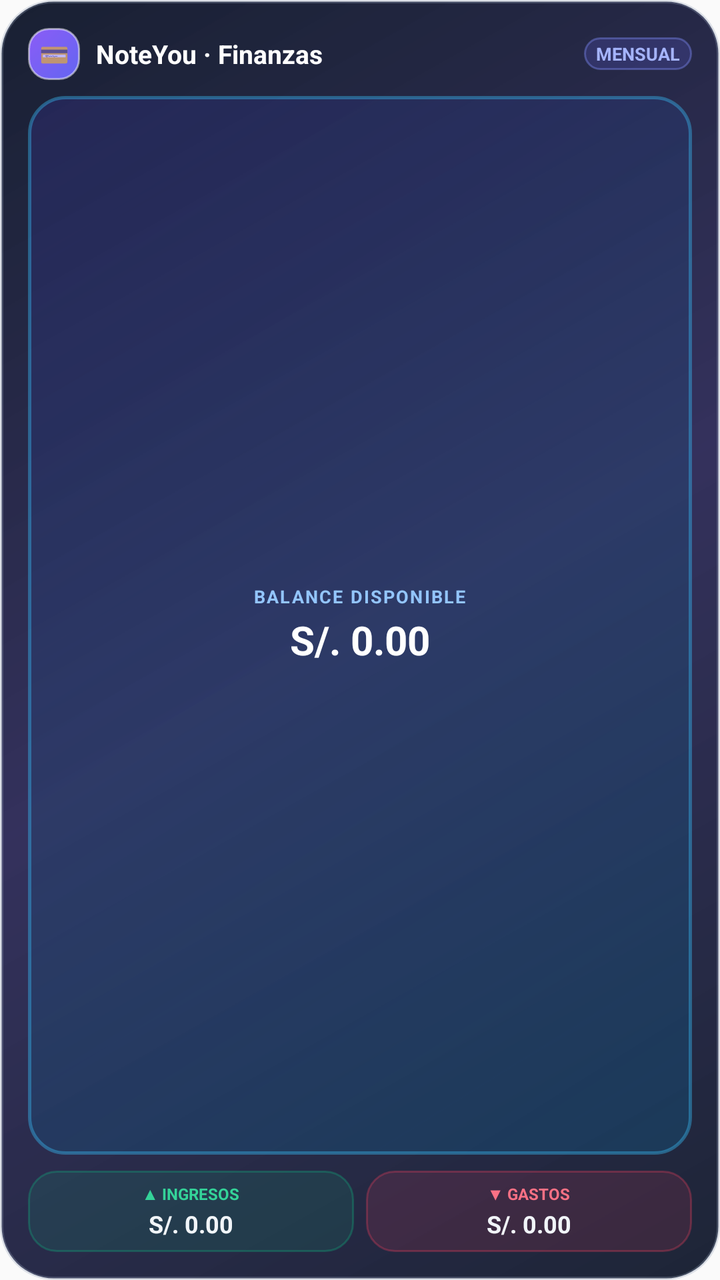
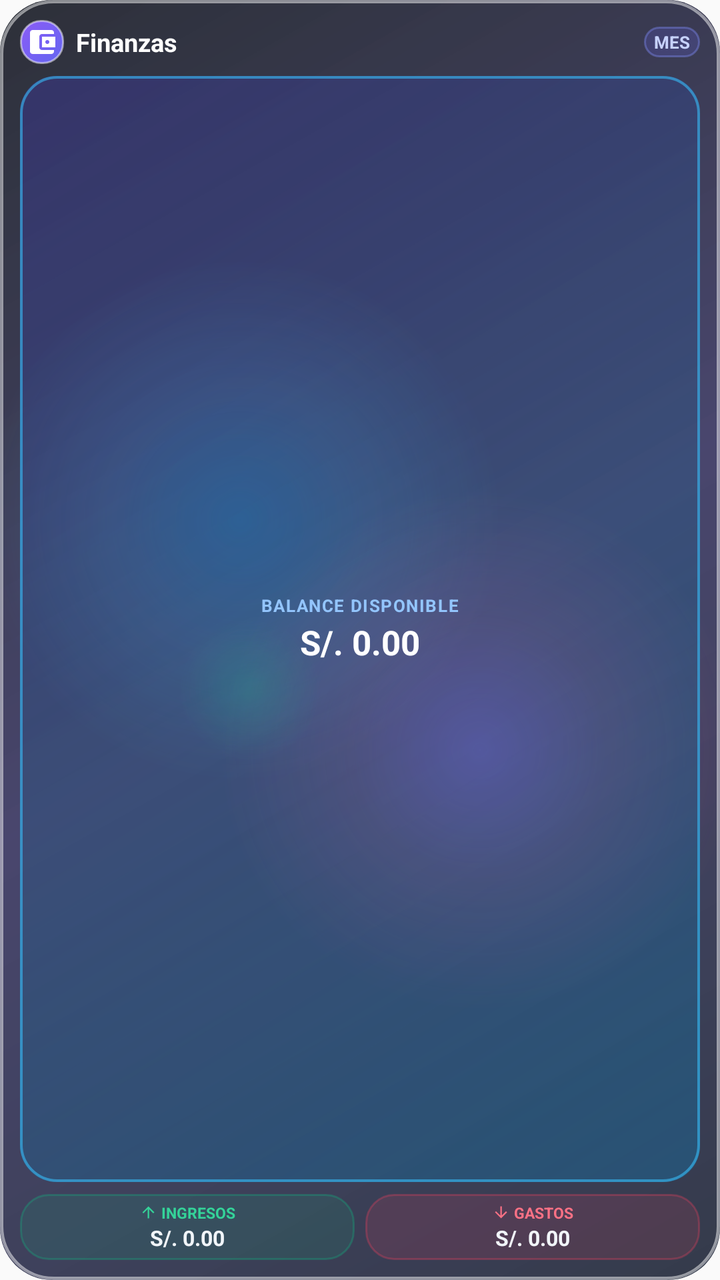

The first picture is an Android layout as it rendered before a commit; the second is the same layout after the commit. The layout source and the unified diff follow.
<!-- AndroidManifest.xml: application theme AppTheme -->
<!-- res/layout/widget_expenses.xml -->
<?xml version="1.0" encoding="utf-8"?>
<LinearLayout xmlns:android="http://schemas.android.com/apk/res/android"
    android:layout_width="match_parent"
    android:layout_height="match_parent"
    android:background="@drawable/widget_bg"
    android:orientation="vertical"
    android:padding="14dp">

    
    <RelativeLayout
        android:layout_width="match_parent"
        android:layout_height="wrap_content"
        android:layout_marginBottom="8dp">

        <LinearLayout
            android:layout_width="wrap_content"
            android:layout_height="wrap_content"
            android:layout_alignParentLeft="true"
            android:layout_centerVertical="true"
            android:orientation="horizontal"
            android:gravity="center_vertical">

            <TextView
                android:layout_width="26dp"
                android:layout_height="26dp"
                android:background="@drawable/widget_icon_badge"
                android:text="💳"
                android:gravity="center"
                android:textSize="12sp"
                android:layout_marginRight="8dp" />

            <TextView
                android:layout_width="wrap_content"
                android:layout_height="wrap_content"
                android:text="NoteYou · Finanzas"
                android:textColor="#FFFFFF"
                android:textSize="13sp"
                android:textStyle="bold" />
        </LinearLayout>

        <TextView
            android:layout_width="wrap_content"
            android:layout_height="wrap_content"
            android:layout_alignParentRight="true"
            android:layout_centerVertical="true"
            android:background="@drawable/widget_badge_bg"
            android:text="MENSUAL"
            android:textColor="#A5B4FC"
            android:textSize="9sp"
            android:textStyle="bold"
            android:paddingHorizontal="6dp"
            android:paddingVertical="2dp" />
    </RelativeLayout>

    
    <LinearLayout
        android:layout_width="match_parent"
        android:layout_height="wrap_content"
        android:layout_weight="1"
        android:background="@drawable/widget_kpi_card_bg"
        android:orientation="vertical"
        android:gravity="center"
        android:paddingVertical="10dp"
        android:paddingHorizontal="12dp"
        android:layout_marginBottom="8dp">

        <TextView
            android:layout_width="wrap_content"
            android:layout_height="wrap_content"
            android:text="BALANCE DISPONIBLE"
            android:textColor="#93C5FD"
            android:textSize="9sp"
            android:textStyle="bold"
            android:letterSpacing="0.08" />

        <TextView
            android:id="@+id/widget_expenses_balance"
            android:layout_width="wrap_content"
            android:layout_height="wrap_content"
            android:text="S/. 0.00"
            android:textColor="#FFFFFF"
            android:textSize="20sp"
            android:textStyle="bold"
            android:layout_marginTop="2dp" />
    </LinearLayout>

    
    <LinearLayout
        android:layout_width="match_parent"
        android:layout_height="wrap_content"
        android:orientation="horizontal"
        android:weightSum="2">

        
        <LinearLayout
            android:layout_width="0dp"
            android:layout_height="wrap_content"
            android:layout_weight="1"
            android:background="@drawable/widget_income_badge_bg"
            android:orientation="vertical"
            android:gravity="center"
            android:paddingVertical="6dp"
            android:paddingHorizontal="8dp"
            android:layout_marginRight="3dp">

            <TextView
                android:layout_width="wrap_content"
                android:layout_height="wrap_content"
                android:text="▲ INGRESOS"
                android:textColor="#34D399"
                android:textSize="8sp"
                android:textStyle="bold" />

            <TextView
                android:id="@+id/widget_expenses_income"
                android:layout_width="wrap_content"
                android:layout_height="wrap_content"
                android:text="S/. 0.00"
                android:textColor="#F1F5F9"
                android:textSize="12sp"
                android:textStyle="bold"
                android:layout_marginTop="1dp" />
        </LinearLayout>

        
        <LinearLayout
            android:layout_width="0dp"
            android:layout_height="wrap_content"
            android:layout_weight="1"
            android:background="@drawable/widget_expense_badge_bg"
            android:orientation="vertical"
            android:gravity="center"
            android:paddingVertical="6dp"
            android:paddingHorizontal="8dp"
            android:layout_marginLeft="3dp">

            <TextView
                android:layout_width="wrap_content"
                android:layout_height="wrap_content"
                android:text="▼ GASTOS"
                android:textColor="#FB7185"
                android:textSize="8sp"
                android:textStyle="bold" />

            <TextView
                android:id="@+id/widget_expenses_expenses"
                android:layout_width="wrap_content"
                android:layout_height="wrap_content"
                android:text="S/. 0.00"
                android:textColor="#F1F5F9"
                android:textSize="12sp"
                android:textStyle="bold"
                android:layout_marginTop="1dp" />
        </LinearLayout>

    </LinearLayout>

</LinearLayout>
<!-- resources referenced by this layout -->
<resources>
  <!-- drawable widget_bg (drawable) -->
  <?xml version="1.0" encoding="utf-8"?>
  <shape xmlns:android="http://schemas.android.com/apk/res/android"
      android:shape="rectangle">
      <gradient
          android:angle="135"
          android:startColor="#F00F172A"
          android:centerColor="#E61E1B4B"
          android:endColor="#F50F172A"
          android:type="linear" />
      <corners android:radius="26dp" />
      <stroke
          android:width="1.5dp"
          android:color="#4D94A3B8" />
  </shape>
  <!-- drawable widget_kpi_card_bg (drawable) -->
  <?xml version="1.0" encoding="utf-8"?>
  <shape xmlns:android="http://schemas.android.com/apk/res/android"
      android:shape="rectangle">
      <gradient
          android:angle="135"
          android:startColor="#330284C7"
          android:centerColor="#260369A1"
          android:endColor="#334338CA"
          android:type="linear" />
      <corners android:radius="18dp" />
      <stroke
          android:width="1.5dp"
          android:color="#6638BDF8" />
  </shape>
  <!-- unchanged entries left out for length: 5 -->
</resources>

<!-- the commit's change to res/layout/widget_expenses.xml (unified diff, before → after) -->
@@ -4,13 +4,13 @@
     android:layout_height="match_parent"
     android:background="@drawable/widget_bg"
     android:orientation="vertical"
-    android:padding="14dp">
+    android:padding="10dp">
 
     
     <RelativeLayout
         android:layout_width="match_parent"
         android:layout_height="wrap_content"
-        android:layout_marginBottom="8dp">
+        android:layout_marginBottom="6dp">
 
         <LinearLayout
             android:layout_width="wrap_content"
@@ -20,22 +20,24 @@
             android:orientation="horizontal"
             android:gravity="center_vertical">
 
-            <TextView
-                android:layout_width="26dp"
-                android:layout_height="26dp"
+            <ImageView
+                android:layout_width="22dp"
+                android:layout_height="22dp"
                 android:background="@drawable/widget_icon_badge"
-                android:text="💳"
-                android:gravity="center"
-                android:textSize="12sp"
-                android:layout_marginRight="8dp" />
+                android:src="@drawable/ic_widget_wallet"
+                android:padding="3dp"
+                android:contentDescription="Finanzas"
+                android:layout_marginRight="6dp" />
 
             <TextView
                 android:layout_width="wrap_content"
                 android:layout_height="wrap_content"
-                android:text="NoteYou · Finanzas"
+                android:text="Finanzas"
                 android:textColor="#FFFFFF"
-                android:textSize="13sp"
-                android:textStyle="bold" />
+                android:textSize="12.5sp"
+                android:textStyle="bold"
+                android:singleLine="true"
+                android:ellipsize="end" />
         </LinearLayout>
 
         <TextView
@@ -44,34 +46,34 @@
             android:layout_alignParentRight="true"
             android:layout_centerVertical="true"
             android:background="@drawable/widget_badge_bg"
-            android:text="MENSUAL"
-            android:textColor="#A5B4FC"
-            android:textSize="9sp"
+            android:text="MES"
+            android:textColor="#C7D2FE"
+            android:textSize="8.5sp"
             android:textStyle="bold"
-            android:paddingHorizontal="6dp"
-            android:paddingVertical="2dp" />
+            android:paddingHorizontal="5dp"
+            android:paddingVertical="1.5dp" />
     </RelativeLayout>
 
     
     <LinearLayout
         android:layout_width="match_parent"
-        android:layout_height="wrap_content"
+        android:layout_height="0dp"
         android:layout_weight="1"
         android:background="@drawable/widget_kpi_card_bg"
         android:orientation="vertical"
         android:gravity="center"
-        android:paddingVertical="10dp"
-        android:paddingHorizontal="12dp"
-        android:layout_marginBottom="8dp">
+        android:paddingVertical="4dp"
+        android:paddingHorizontal="8dp"
+        android:layout_marginBottom="6dp">
 
         <TextView
             android:layout_width="wrap_content"
             android:layout_height="wrap_content"
             android:text="BALANCE DISPONIBLE"
             android:textColor="#93C5FD"
-            android:textSize="9sp"
+            android:textSize="8.5sp"
             android:textStyle="bold"
-            android:letterSpacing="0.08" />
+            android:letterSpacing="0.06" />
 
         <TextView
             android:id="@+id/widget_expenses_balance"
@@ -79,9 +81,11 @@
             android:layout_height="wrap_content"
             android:text="S/. 0.00"
             android:textColor="#FFFFFF"
-            android:textSize="20sp"
+            android:textSize="17sp"
             android:textStyle="bold"
-            android:layout_marginTop="2dp" />
+            android:singleLine="true"
+            android:ellipsize="end"
+            android:layout_marginTop="1dp" />
     </LinearLayout>
 
     
@@ -99,17 +103,31 @@
             android:background="@drawable/widget_income_badge_bg"
             android:orientation="vertical"
             android:gravity="center"
-            android:paddingVertical="6dp"
-            android:paddingHorizontal="8dp"
-            android:layout_marginRight="3dp">
+            android:paddingVertical="4dp"
+            android:paddingHorizontal="4dp"
+            android:layout_marginRight="2.5dp">
 
-            <TextView
+            <LinearLayout
                 android:layout_width="wrap_content"
                 android:layout_height="wrap_content"
-                android:text="▲ INGRESOS"
-                android:textColor="#34D399"
-                android:textSize="8sp"
-                android:textStyle="bold" />
+                android:orientation="horizontal"
+                android:gravity="center_vertical">
+
+                <ImageView
+                    android:layout_width="9dp"
+                    android:layout_height="9dp"
+                    android:src="@drawable/ic_widget_income_arrow"
+                    android:layout_marginRight="2dp"
+                    android:contentDescription="Ingresos" />
+
+                <TextView
+                    android:layout_width="wrap_content"
+                    android:layout_height="wrap_content"
+                    android:text="INGRESOS"
+                    android:textColor="#34D399"
+                    android:textSize="7.5sp"
+                    android:textStyle="bold" />
+            </LinearLayout>
 
             <TextView
                 android:id="@+id/widget_expenses_income"
@@ -117,9 +135,10 @@
                 android:layout_height="wrap_content"
                 android:text="S/. 0.00"
                 android:textColor="#F1F5F9"
-                android:textSize="12sp"
+                android:textSize="10.5sp"
                 android:textStyle="bold"
-                android:layout_marginTop="1dp" />
+                android:singleLine="true"
+                android:ellipsize="end" />
         </LinearLayout>
 
         
@@ -130,17 +149,31 @@
             android:background="@drawable/widget_expense_badge_bg"
             android:orientation="vertical"
             android:gravity="center"
-            android:paddingVertical="6dp"
-            android:paddingHorizontal="8dp"
-            android:layout_marginLeft="3dp">
+            android:paddingVertical="4dp"
+            android:paddingHorizontal="4dp"
+            android:layout_marginLeft="2.5dp">
 
-            <TextView
+            <LinearLayout
                 android:layout_width="wrap_content"
                 android:layout_height="wrap_content"
-                android:text="▼ GASTOS"
-                android:textColor="#FB7185"
-                android:textSize="8sp"
-                android:textStyle="bold" />
+                android:orientation="horizontal"
+                android:gravity="center_vertical">
+
+                <ImageView
+                    android:layout_width="9dp"
+                    android:layout_height="9dp"
+                    android:src="@drawable/ic_widget_expense_arrow"
+                    android:layout_marginRight="2dp"
+                    android:contentDescription="Gastos" />
+
+                <TextView
+                    android:layout_width="wrap_content"
+                    android:layout_height="wrap_content"
+                    android:text="GASTOS"
+                    android:textColor="#FB7185"
+                    android:textSize="7.5sp"
+                    android:textStyle="bold" />
+            </LinearLayout>
 
             <TextView
                 android:id="@+id/widget_expenses_expenses"
@@ -148,9 +181,10 @@
                 android:layout_height="wrap_content"
                 android:text="S/. 0.00"
                 android:textColor="#F1F5F9"
-                android:textSize="12sp"
+                android:textSize="10.5sp"
                 android:textStyle="bold"
-                android:layout_marginTop="1dp" />
+                android:singleLine="true"
+                android:ellipsize="end" />
         </LinearLayout>
 
     </LinearLayout>
<!-- resource entries referenced after the edit -->
@@ -1,35 +1,120 @@
 <!-- resources referenced by this layout -->
 <resources>
+  <!-- drawable ic_widget_expense_arrow (drawable) -->
+  <vector xmlns:android="http://schemas.android.com/apk/res/android"
+      android:width="16dp"
+      android:height="16dp"
+      android:viewportWidth="24"
+      android:viewportHeight="24">
+      <path
+          android:fillColor="#FFFB7185"
+          android:pathData="M20,12l-1.41,-1.41L13,16.17V4h-2v12.17l-5.58,-5.59L4,12l8,8 8,-8z" />
+  </vector>
+  <!-- drawable ic_widget_income_arrow (drawable) -->
+  <vector xmlns:android="http://schemas.android.com/apk/res/android"
+      android:width="16dp"
+      android:height="16dp"
+      android:viewportWidth="24"
+      android:viewportHeight="24">
+      <path
+          android:fillColor="#FF34D399"
+          android:pathData="M4,12l1.41,1.41L11,7.83V20h2V7.83l5.58,5.59L20,12l-8,-8 -8,8z" />
+  </vector>
+  <!-- drawable ic_widget_wallet (drawable) -->
+  <vector xmlns:android="http://schemas.android.com/apk/res/android"
+      android:width="24dp"
+      android:height="24dp"
+      android:viewportWidth="24"
+      android:viewportHeight="24">
+      <path
+          android:fillColor="#FFFFFFFF"
+          android:pathData="M21,18v1c0,1.1 -0.9,2 -2,2H5c-1.11,0 -2,-0.9 -2,-2V5c0,-1.1 0.89,-2 2,-2h14c1.1,0 2,0.9 2,2v1h-9c-1.11,0 -2,0.9 -2,2v8c0,1.1 0.89,2 2,2h9zm-9,-2h10V8H12v8zm4,-2.5c-0.83,0 -1.5,-0.67 -1.5,-1.5s0.67,-1.5 1.5,-1.5 1.5,0.67 1.5,1.5 -0.67,1.5 -1.5,1.5z" />
+  </vector>
   <!-- drawable widget_bg (drawable) -->
   <?xml version="1.0" encoding="utf-8"?>
-  <shape xmlns:android="http://schemas.android.com/apk/res/android"
-      android:shape="rectangle">
-      <gradient
-          android:angle="135"
-          android:startColor="#F00F172A"
-          android:centerColor="#E61E1B4B"
-          android:endColor="#F50F172A"
-          android:type="linear" />
-      <corners android:radius="26dp" />
-      <stroke
-          android:width="1.5dp"
-          android:color="#4D94A3B8" />
-  </shape>
+  <layer-list xmlns:android="http://schemas.android.com/apk/res/android">
+      
+      <item>
+          <shape android:shape="rectangle">
+              <gradient
+                  android:angle="135"
+                  android:startColor="#F00F172A"
+                  android:centerColor="#E61E1B4B"
+                  android:endColor="#F50B0F19"
+                  android:type="linear" />
+              <corners android:radius="26dp" />
+          </shape>
+      </item>
+  
+      
+      <item android:left="-30dp" android:top="-30dp" android:right="90dp" android:bottom="90dp">
+          <shape android:shape="oval">
+              <gradient
+                  android:type="radial"
+                  android:gradientRadius="130dp"
+                  android:startColor="#660284C7"
+                  android:centerColor="#2638BDF8"
+                  android:endColor="#00000000" />
+          </shape>
+      </item>
+  
+      
+      <item android:left="90dp" android:top="80dp" android:right="-30dp" android:bottom="-30dp">
+          <shape android:shape="oval">
+              <gradient
+                  android:type="radial"
+                  android:gradientRadius="130dp"
+                  android:startColor="#59A855F7"
+                  android:centerColor="#26EC4899"
+                  android:endColor="#00000000" />
+          </shape>
+      </item>
+  
+      
+      <item android:left="30dp" android:top="70dp" android:right="140dp" android:bottom="20dp">
+          <shape android:shape="oval">
+              <gradient
+                  android:type="radial"
+                  android:gradientRadius="35dp"
+                  android:startColor="#4010B981"
+                  android:endColor="#00000000" />
+          </shape>
+      </item>
+  
+      
+      <item>
+          <shape android:shape="rectangle">
+              <solid android:color="#1AFFFFFF" />
+              <corners android:radius="26dp" />
+              <stroke
+                  android:width="1.5dp"
+                  android:color="#80FFFFFF" />
+          </shape>
+      </item>
+  </layer-list>
   <!-- drawable widget_kpi_card_bg (drawable) -->
   <?xml version="1.0" encoding="utf-8"?>
-  <shape xmlns:android="http://schemas.android.com/apk/res/android"
-      android:shape="rectangle">
-      <gradient
-          android:angle="135"
-          android:startColor="#330284C7"
-          android:centerColor="#260369A1"
-          android:endColor="#334338CA"
-          android:type="linear" />
-      <corners android:radius="18dp" />
-      <stroke
-          android:width="1.5dp"
-          android:color="#6638BDF8" />
-  </shape>
+  <layer-list xmlns:android="http://schemas.android.com/apk/res/android">
+      <item>
+          <shape android:shape="rectangle">
+              <gradient
+                  android:angle="135"
+                  android:startColor="#4D0284C7"
+                  android:centerColor="#330369A1"
+                  android:endColor="#4D4338CA"
+                  android:type="linear" />
+              <corners android:radius="18dp" />
+          </shape>
+      </item>
+      <item>
+          <shape android:shape="rectangle">
+              <corners android:radius="18dp" />
+              <stroke
+                  android:width="1.2dp"
+                  android:color="#9938BDF8" />
+          </shape>
+      </item>
+  </layer-list>
   <!-- unchanged entries left out for length: 5 -->
 </resources>
 
